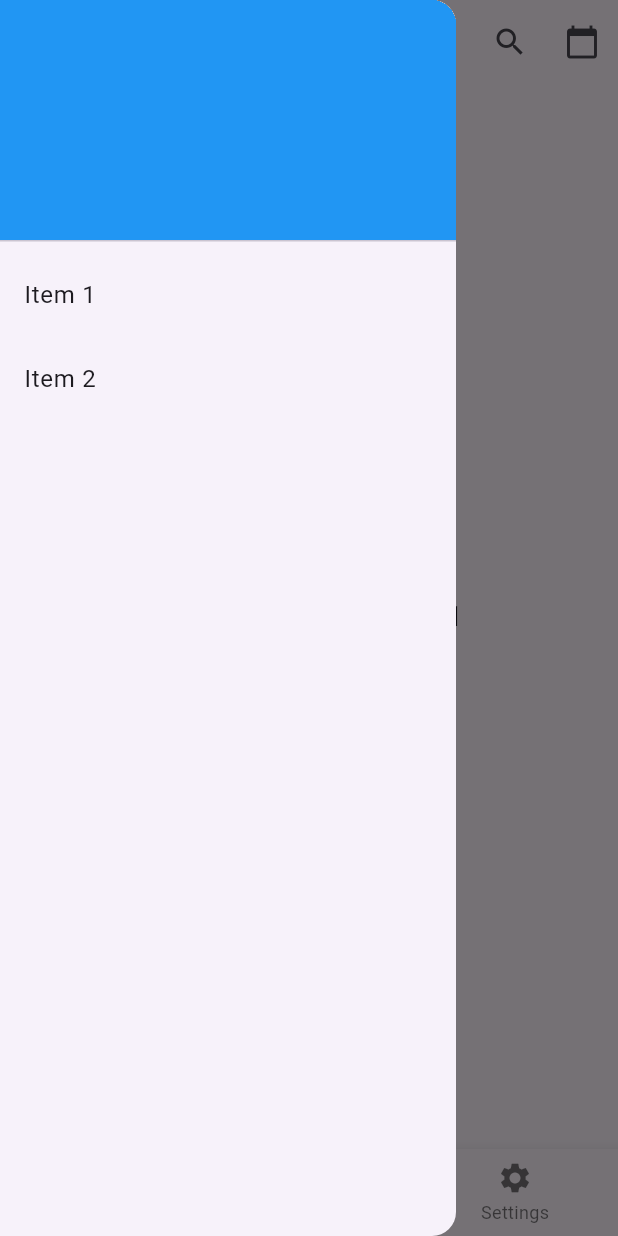
After one commit to cheo2322/rental_car_flutter, a Flutter app: the screen it shows after launch, with the side drawer open, on a phone screen of 412 x 824 dp. The commit adds this screen. Run offline on Flutter 3.47's test engine with Material 3 defaults, Android fonts, the phone set to English and light mode, and no system bars.

Commit message:
Split in modules

```diff
--- /dev/null
+++ b/lib/screens/home_screen.dart
@@ -0,0 +1,88 @@
+import 'package:flutter/material.dart';
+import 'package:rental_car_flutter/widgets/bottom_nav_bar.dart';
+import 'package:rental_car_flutter/widgets/home_drawer.dart';
+
+class MyHomePage extends StatefulWidget {
+  const MyHomePage({super.key}); // Usar el super parámetro directamente
+
+  @override
+  State<MyHomePage> createState() => _MyHomePageState();
+}
+
+class _MyHomePageState extends State<MyHomePage> {
+  int _selectedIndex = 0;
+  bool _isSearching = false;
+  static const List<String> _pageTitles = <String>['', 'Página 2', 'Página 3'];
+
+  static const List<Widget> _widgetOptions = <Widget>[
+    Center(
+      child: Text('Contenido de la Página 1', style: TextStyle(fontSize: 18)),
+    ),
+    Center(
+      child: Text('Contenido de la Página 2', style: TextStyle(fontSize: 18)),
+    ),
+    Center(
+      child: Text('Contenido de la Página 3', style: TextStyle(fontSize: 18)),
+    ),
+  ];
+
+  void _onItemTapped(int index) {
+    setState(() {
+      _selectedIndex = index;
+    });
+  }
+
+  @override
+  Widget build(BuildContext context) {
+    return Scaffold(
+      appBar: AppBar(
+        title:
+            _isSearching
+                ? TextField(
+                  autofocus: true, // Abre el teclado automáticamente
+                  decoration: InputDecoration(
+                    hintText: 'Buscar...',
+                    border: InputBorder.none,
+                  ),
+                  onChanged: (String value) {
+                    // Actualiza los resultados de la búsqueda mientras el usuario escribe
+                    print('Buscando: $value');
+                  },
+                )
+                : Text(_pageTitles[_selectedIndex]),
+        actions: [
+          if (_selectedIndex == 0) // Iconos solo en Página 1
+            IconButton(
+              icon: Icon(
+                _isSearching ? Icons.close : Icons.search,
+              ), // Alterna lupa y cerrar
+              onPressed: () {
+                setState(() {
+                  _isSearching =
+                      !_isSearching; // Alternar entre buscar y mostrar el título
+                });
+              },
+            ),
+          if (_selectedIndex == 0 &&
+              !_isSearching) // Ícono del calendario solo si no estás buscando
+            IconButton(
+              icon: Icon(Icons.calendar_today),
+              onPressed: () {
+                // Acción del calendario
+                print('Calendario abierto');
+              },
+            ),
+        ],
+      ),
+      drawer: HomeDrawer(
+        pageTitles: _pageTitles,
+        selectedIndex: _selectedIndex,
+      ),
+      body: _widgetOptions.elementAt(_selectedIndex),
+      bottomNavigationBar: BottomNavBar(
+        currentIndex: _selectedIndex,
+        onTap: _onItemTapped,
+      ),
+    );
+  }
+}
--- /dev/null
+++ b/lib/widgets/bottom_nav_bar.dart
@@ -0,0 +1,26 @@
+import 'package:flutter/material.dart';
+
+class BottomNavBar extends StatelessWidget {
+  final int currentIndex;
+  final Function(int) onTap;
+
+  const BottomNavBar({
+    super.key,
+    required this.currentIndex,
+    required this.onTap,
+  });
+
+  @override
+  Widget build(BuildContext context) {
+    return BottomNavigationBar(
+      items: const <BottomNavigationBarItem>[
+        BottomNavigationBarItem(icon: Icon(Icons.home), label: 'Home'),
+        BottomNavigationBarItem(icon: Icon(Icons.search), label: 'Search'),
+        BottomNavigationBarItem(icon: Icon(Icons.settings), label: 'Settings'),
+      ],
+      currentIndex: currentIndex,
+      selectedItemColor: Colors.blue,
+      onTap: onTap,
+    );
+  }
+}
--- /dev/null
+++ b/lib/widgets/home_drawer.dart
@@ -0,0 +1,43 @@
+import 'package:flutter/material.dart';
+
+class HomeDrawer extends StatelessWidget {
+  const HomeDrawer({
+    super.key,
+    required List<String> pageTitles,
+    required int selectedIndex,
+  }) : _pageTitles = pageTitles,
+       _selectedIndex = selectedIndex;
+
+  final List<String> _pageTitles;
+  final int _selectedIndex;
+
+  @override
+  Widget build(BuildContext context) {
+    return Drawer(
+      child: ListView(
+        padding: EdgeInsets.zero,
+        children: [
+          DrawerHeader(
+            decoration: BoxDecoration(color: Colors.blue),
+            child: Text(
+              _pageTitles[_selectedIndex], // Cambia dinámicamente el header del Drawer
+              style: TextStyle(color: Colors.white, fontSize: 24),
+            ),
+          ),
+          ListTile(
+            title: Text('Item 1'),
+            onTap: () {
+              // Acción al seleccionar Item 1
+            },
+          ),
+          ListTile(
+            title: Text('Item 2'),
+            onTap: () {
+              // Acción al seleccionar Item 2
+            },
+          ),
+        ],
+      ),
+    );
+  }
+}
```
Also changed, not shown: lib/main.dart (+1 -116 lines).
